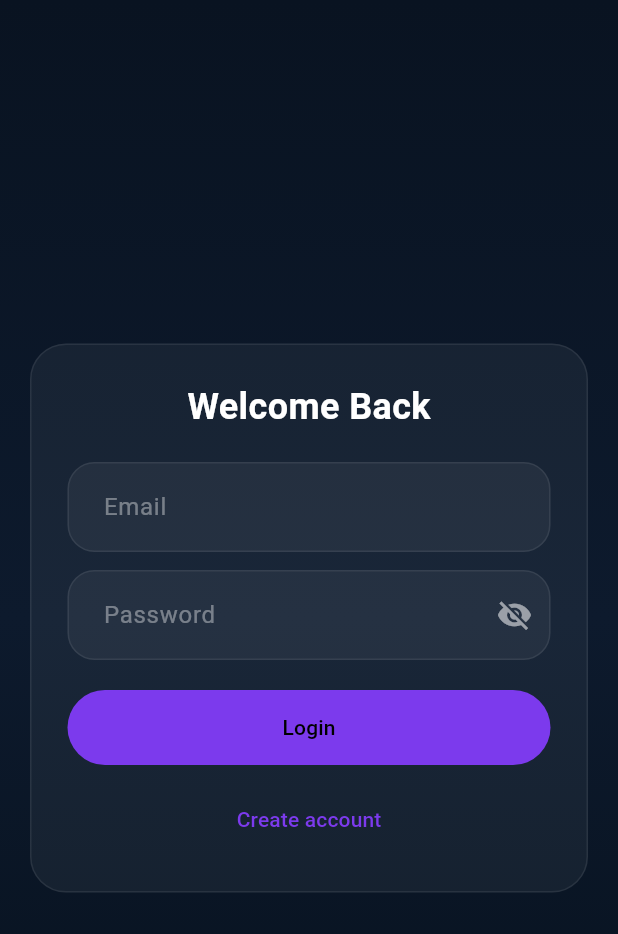
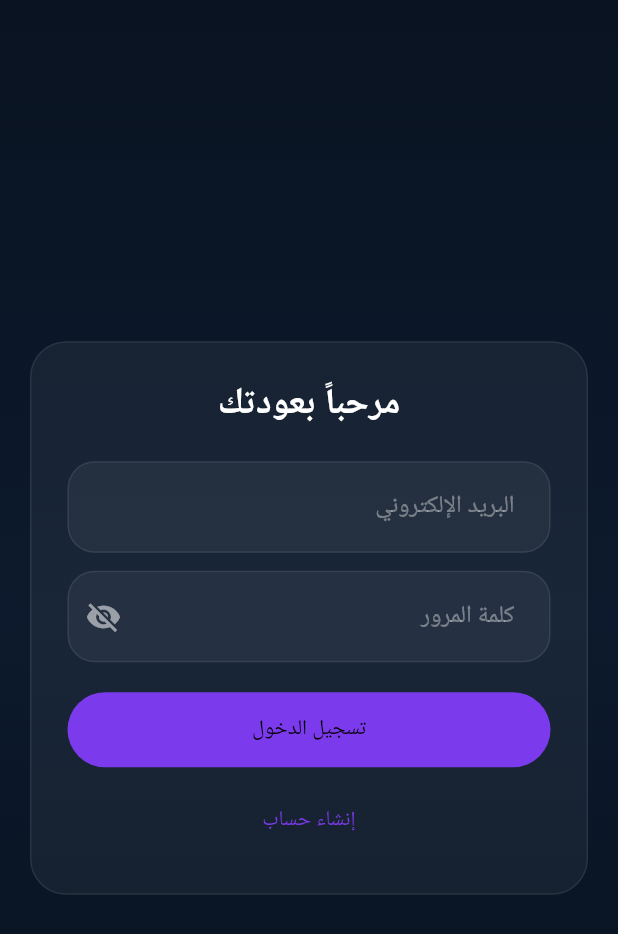
Before and after one commit to khalilAmustafa/Vision-Career, a Flutter app: the screen it shows after launch, on a phone screen of 412 x 824 dp. Shown: the top 934 px of the screen. Run offline on Flutter 3.47's test engine with Material 3 defaults, Android fonts, the phone set to English and light mode, and no system bars; our stand-ins replace cloud_firestore, firebase_auth, firebase_core, image_picker, shared_preferences; missing offline and left inert: screen_protector; accounts and stored records are empty.

Commit message:
add the ar

````diff
--- a/lib/app/app.dart
+++ b/lib/app/app.dart
@@ -2,7 +2,8 @@ import 'package:flutter/material.dart';
 import '../features/auth/auth_gate.dart';
 import 'routes.dart';
 import 'theme.dart';
-
+import '../l10n/app_localizations.dart';
+import 'package:flutter_localizations/flutter_localizations.dart';
 class VisionCareerApp extends StatefulWidget {
   const VisionCareerApp({super.key});
 
@@ -24,7 +25,28 @@ class _VisionCareerAppState extends State<VisionCareerApp> {
     return MaterialApp(
       debugShowCheckedModeBanner: false,
       title: 'Vision Career',
-      theme: AppThemes.getTheme(currentTheme),
+      locale: const Locale('ar'),
+      builder: (context, child) {
+        final locale = Localizations.localeOf(context);
+
+        return Directionality(
+          textDirection: locale.languageCode == 'ar'
+              ? TextDirection.rtl
+              : TextDirection.ltr,
+          child: child!,
+        );
+      },
+      localizationsDelegates: [
+        AppLocalizations.delegate,
+        GlobalMaterialLocalizations.delegate,
+        GlobalWidgetsLocalizations.delegate,
+        GlobalCupertinoLocalizations.delegate,
+      ],
+
+      supportedLocales: const [
+        Locale('en'),
+        Locale('ar'),
+      ],      theme: AppThemes.getTheme(currentTheme),
       home: const AuthGate(),
       routes: AppRoutes.routes(changeTheme, currentTheme),
     );
--- a/lib/core/constants/gemini_quiz_config.dart
+++ b/lib/core/constants/gemini_quiz_config.dart
@@ -2,7 +2,7 @@ class GeminiQuizConfig {
   const GeminiQuizConfig._();
 
   // Move this out of the client before production release.
-  static const String apiKey = 'Your api key';
+  static const String apiKey = 'AIzaSyC8jWHdzULtfdrVJjgYXtkTG0WfWqtnuR8';
   static const String model = 'gemini-2.5-flash';
 
   static String get endpoint =>
--- a/lib/core/constants/vertex_search_config.dart
+++ b/lib/core/constants/vertex_search_config.dart
@@ -1,5 +1,5 @@
 class VertexSearchConfig {
   static const String projectId = 'project-31722430-64b6-45ea-a4c';
   static const String dataStoreId = 'visioncareer_1773921415472';
-  static const String apiKey = 'your api key';
+  static const String apiKey = 'AIzaSyDxsDLLL0Q3PwMmQI3-9RpThHWWTVzaNc0';
 }
--- a/lib/features/auth/login_screen.dart
+++ b/lib/features/auth/login_screen.dart
@@ -1,5 +1,6 @@
 import 'package:flutter/material.dart';
 import '../../core/services/auth_service.dart';
+import '../../l10n/app_localizations.dart';
 
 class LoginScreen extends StatefulWidget {
   const LoginScreen({super.key});
@@ -25,12 +26,14 @@ class _LoginScreenState extends State<LoginScreen> {
   Future<void> login() async {
     FocusScope.of(context).unfocus();
 
+    final loc = AppLocalizations.of(context)!;
+
     final email = emailController.text.trim();
     final password = passwordController.text.trim();
 
     if (email.isEmpty || password.isEmpty) {
       ScaffoldMessenger.of(context).showSnackBar(
-        const SnackBar(content: Text('Please fill in all fields.')),
+        SnackBar(content: Text(loc.fillFields)),
       );
       return;
     }
@@ -43,7 +46,7 @@ class _LoginScreenState extends State<LoginScreen> {
       if (!mounted) return;
 
       ScaffoldMessenger.of(context).showSnackBar(
-        SnackBar(content: Text('Login failed: $e')),
+        SnackBar(content: Text(loc.loginFailed(e.toString()))),
       );
     } finally {
       if (mounted) {
@@ -83,6 +86,8 @@ class _LoginScreenState extends State<LoginScreen> {
 
   @override
   Widget build(BuildContext context) {
+    final loc = AppLocalizations.of(context)!;
+
     return Scaffold(
       backgroundColor: const Color(0xFF08111F),
       body: Container(
@@ -113,9 +118,9 @@ class _LoginScreenState extends State<LoginScreen> {
                 child: Column(
                   mainAxisSize: MainAxisSize.min,
                   children: [
-                    const Text(
-                      'Welcome Back',
-                      style: TextStyle(
+                    Text(
+                      loc.welcomeBack,
+                      style: const TextStyle(
                         color: Colors.white,
                         fontSize: 24,
                         fontWeight: FontWeight.bold,
@@ -127,7 +132,7 @@ class _LoginScreenState extends State<LoginScreen> {
                       controller: emailController,
                       keyboardType: TextInputType.emailAddress,
                       style: const TextStyle(color: Colors.white),
-                      decoration: _fieldDecoration('Email'),
+                      decoration: _fieldDecoration(loc.email),
                     ),
 
                     const SizedBox(height: 12),
@@ -137,7 +142,7 @@ class _LoginScreenState extends State<LoginScreen> {
                       obscureText: obscurePassword,
                       style: const TextStyle(color: Colors.white),
                       decoration: _fieldDecoration(
-                        'Password',
+                        loc.password,
                         suffixIcon: IconButton(
                           onPressed: () {
                             setState(() {
@@ -169,7 +174,7 @@ class _LoginScreenState extends State<LoginScreen> {
                             strokeWidth: 2,
                           ),
                         )
-                            : const Text('Login'),
+                            : Text(loc.login),
                       ),
                     ),
 
@@ -179,7 +184,7 @@ class _LoginScreenState extends State<LoginScreen> {
                       onPressed: () {
                         Navigator.pushNamed(context, '/register');
                       },
-                      child: const Text('Create account'),
+                      child: Text(loc.createAccount),
                     ),
                   ],
                 ),
--- /dev/null
+++ b/lib/l10n/app_ar.arb
@@ -0,0 +1,20 @@
+{
+  "welcomeBack": "مرحباً بعودتك",
+  "email": "البريد الإلكتروني",
+  "password": "كلمة المرور",
+  "login": "تسجيل الدخول",
+  "createAccount": "إنشاء حساب",
+  "fillFields": "يرجى تعبئة جميع الحقول",
+  "loginFailed": "فشل تسجيل الدخول: {error}",
+  "username": "اسم المستخدم",
+  "age": "العمر",
+  "confirmPassword": "تأكيد كلمة المرور",
+  "register": "إنشاء حساب",
+  "alreadyHaveAccount": "لديك حساب بالفعل؟ تسجيل الدخول",
+  "invalidAge": "أدخل عمرًا صحيحًا",
+  "passwordTooShort": "يجب أن تكون كلمة المرور 6 أحرف على الأقل",
+  "passwordsDoNotMatch": "كلمتا المرور غير متطابقتين",
+  "accountCreated": "تم إنشاء الحساب بنجاح",
+  "registerFailed": "فشل التسجيل: {error}",
+  "joinVisionCareer": "انضم إلى Vision Career"
+}
--- /dev/null
+++ b/lib/l10n/app_localizations.dart
@@ -0,0 +1,237 @@
+import 'dart:async';
+
+import 'package:flutter/foundation.dart';
+import 'package:flutter/widgets.dart';
+import 'package:flutter_localizations/flutter_localizations.dart';
+import 'package:intl/intl.dart' as intl;
+
+import 'app_localizations_ar.dart';
+import 'app_localizations_en.dart';
+
+// ignore_for_file: type=lint
+
+/// Callers can lookup localized strings with an instance of AppLocalizations
+/// returned by `AppLocalizations.of(context)`.
+///
+/// Applications need to include `AppLocalizations.delegate()` in their app's
+/// `localizationDelegates` list, and the locales they support in the app's
+/// `supportedLocales` list. For example:
+///
+/// ```dart
+/// import 'l10n/app_localizations.dart';
+///
+/// return MaterialApp(
+///   localizationsDelegates: AppLocalizations.localizationsDelegates,
+///   supportedLocales: AppLocalizations.supportedLocales,
+///   home: MyApplicationHome(),
+/// );
+/// ```
+///
+/// ## Update pubspec.yaml
+///
+/// Please make sure to update your pubspec.yaml to include the following
+/// packages:
+///
+/// ```yaml
+/// dependencies:
+///   # Internationalization support.
+///   flutter_localizations:
+///     sdk: flutter
+///   intl: any # Use the pinned version from flutter_localizations
+///
+///   # Rest of dependencies
+/// ```
+///
+/// ## iOS Applications
+///
+/// iOS applications define key application metadata, including supported
+/// locales, in an Info.plist file that is built into the application bundle.
+/// To configure the locales supported by your app, you’ll need to edit this
+/// file.
+///
+/// First, open your project’s ios/Runner.xcworkspace Xcode workspace file.
+/// Then, in the Project Navigator, open the Info.plist file under the Runner
+/// project’s Runner folder.
+///
+/// Next, select the Information Property List item, select Add Item from the
+/// Editor menu, then select Localizations from the pop-up menu.
+///
+/// Select and expand the newly-created Localizations item then, for each
+/// locale your application supports, add a new item and select the locale
+/// you wish to add from the pop-up menu in the Value field. This list should
+/// be consistent with the languages listed in the AppLocalizations.supportedLocales
+/// property.
+abstract class AppLocalizations {
+  AppLocalizations(String locale) : localeName = intl.Intl.canonicalizedLocale(locale.toString());
+
+  final String localeName;
+
+  static AppLocalizations? of(BuildContext context) {
+    return Localizations.of<AppLocalizations>(context, AppLocalizations);
+  }
+
+  static const LocalizationsDelegate<AppLocalizations> delegate = _AppLocalizationsDelegate();
+
+  /// A list of this localizations delegate along with the default localizations
+  /// delegates.
+  ///
+  /// Returns a list of localizations delegates containing this delegate along with
+  /// GlobalMaterialLocalizations.delegate, GlobalCupertinoLocalizations.delegate,
+  /// and GlobalWidgetsLocalizations.delegate.
+  ///
+  /// Additional delegates can be added by appending to this list in
+  /// MaterialApp. This list does not have to be used at all if a custom list
+  /// of delegates is preferred or required.
+  static const List<LocalizationsDelegate<dynamic>> localizationsDelegates = <LocalizationsDelegate<dynamic>>[
+    delegate,
+    GlobalMaterialLocalizations.delegate,
+    GlobalCupertinoLocalizations.delegate,
+    GlobalWidgetsLocalizations.delegate,
+  ];
+
+  /// A list of this localizations delegate's supported locales.
+  static const List<Locale> supportedLocales = <Locale>[
+    Locale('ar'),
+    Locale('en')
+  ];
+
+  /// No description provided for @welcomeBack.
+  ///
+  /// In en, this message translates to:
+  /// **'Welcome Back'**
+  String get welcomeBack;
+
+  /// No description provided for @email.
+  ///
+  /// In en, this message translates to:
+  /// **'Email'**
+  String get email;
+
+  /// No description provided for @password.
+  ///
+  /// In en, this message translates to:
+  /// **'Password'**
+  String get password;
+
+  /// No description provided for @login.
+  ///
+  /// In en, this message translates to:
+  /// **'Login'**
+  String get login;
+
+  /// No description provided for @createAccount.
+  ///
+  /// In en, this message translates to:
+  /// **'Create account'**
+  String get createAccount;
+
+  /// No description provided for @fillFields.
+  ///
+  /// In en, this message translates to:
+  /// **'Please fill in all fields.'**
+  String get fillFields;
+
+  /// No description provided for @loginFailed.
+  ///
+  /// In en, this message translates to:
+  /// **'Login failed: {error}'**
+  String loginFailed(Object error);
+
+  /// No description provided for @username.
+  ///
+  /// In en, this message translates to:
+  /// **'Username'**
+  String get username;
+
+  /// No description provided for @age.
+  ///
+  /// In en, this message translates to:
+  /// **'Age'**
+  String get age;
+
+  /// No description provided for @confirmPassword.
+  ///
+  /// In en, this message translates to:
+  /// **'Confirm Password'**
+  String get confirmPassword;
+
+  /// No description provided for @register.
+  ///
+  /// In en, this message translates to:
+  /// **'Register'**
+  String get register;
+
+  /// No description provided for @alreadyHaveAccount.
+  ///
+  /// In en, this message translates to:
+  /// **'Already have an account? Login'**
+  String get alreadyHaveAccount;
+
+  /// No description provided for @invalidAge.
+  ///
+  /// In en, this message translates to:
+  /// **'Enter a valid age.'**
+  String get invalidAge;
+
+  /// No description provided for @passwordTooShort.
+  ///
+  /// In en, this message translates to:
+  /// **'Password must be at least 6 characters.'**
+  String get passwordTooShort;
+
+  /// No description provided for @passwordsDoNotMatch.
+  ///
+  /// In en, this message translates to:
+  /// **'Passwords do not match.'**
+  String get passwordsDoNotMatch;
+
+  /// No description provided for @accountCreated.
+  ///
+  /// In en, this message translates to:
+  /// **'Account created successfully.'**
+  String get accountCreated;
+
+  /// No description provided for @registerFailed.
+  ///
+  /// In en, this message translates to:
+  /// **'Register failed: {error}'**
+  String registerFailed(Object error);
+
+  /// No description provided for @joinVisionCareer.
+  ///
+  /// In en, this message translates to:
+  /// **'Join Vision Career'**
+  String get joinVisionCareer;
+}
+
+class _AppLocalizationsDelegate extends LocalizationsDelegate<AppLocalizations> {
+  const _AppLocalizationsDelegate();
+
+  @override
+  Future<AppLocalizations> load(Locale locale) {
+    return SynchronousFuture<AppLocalizations>(lookupAppLocalizations(locale));
+  }
+
+  @override
+  bool isSupported(Locale locale) => <String>['ar', 'en'].contains(locale.languageCode);
+
+  @override
+  bool shouldReload(_AppLocalizationsDelegate old) => false;
+}
+
+AppLocalizations lookupAppLocalizations(Locale locale) {
+
+
+  // Lookup logic when only language code is specified.
+  switch (locale.languageCode) {
+    case 'ar': return AppLocalizationsAr();
+    case 'en': return AppLocalizationsEn();
+  }
+
+  throw FlutterError(
+    'AppLocalizations.delegate failed to load unsupported locale "$locale". This is likely '
+    'an issue with the localizations generation tool. Please file an issue '
+    'on GitHub with a reproducible sample app and the gen-l10n configuration '
+    'that was used.'
+  );
+}
--- /dev/null
+++ b/lib/l10n/app_localizations_ar.dart
@@ -0,0 +1,68 @@
+// ignore: unused_import
+import 'package:intl/intl.dart' as intl;
+import 'app_localizations.dart';
+
+// ignore_for_file: type=lint
+
+/// The translations for Arabic (`ar`).
+class AppLocalizationsAr extends AppLocalizations {
+  AppLocalizationsAr([String locale = 'ar']) : super(locale);
+
+  @override
+  String get welcomeBack => 'مرحباً بعودتك';
+
+  @override
+  String get email => 'البريد الإلكتروني';
+
+  @override
+  String get password => 'كلمة المرور';
+
+  @override
+  String get login => 'تسجيل الدخول';
+
+  @override
+  String get createAccount => 'إنشاء حساب';
+
+  @override
+  String get fillFields => 'يرجى تعبئة جميع الحقول';
+
+  @override
+  String loginFailed(Object error) {
+    return 'فشل تسجيل الدخول: $error';
+  }
+
+  @override
+  String get username => 'اسم المستخدم';
+
+  @override
+  String get age => 'العمر';
+
+  @override
+  String get confirmPassword => 'تأكيد كلمة المرور';
+
+  @override
+  String get register => 'إنشاء حساب';
+
+  @override
+  String get alreadyHaveAccount => 'لديك حساب بالفعل؟ تسجيل الدخول';
+
+  @override
+  String get invalidAge => 'أدخل عمرًا صحيحًا';
+
+  @override
+  String get passwordTooShort => 'يجب أن تكون كلمة المرور 6 أحرف على الأقل';
+
+  @override
+  String get passwordsDoNotMatch => 'كلمتا المرور غير متطابقتين';
+
+  @override
+  String get accountCreated => 'تم إنشاء الحساب بنجاح';
+
+  @override
+  String registerFailed(Object error) {
+    return 'فشل التسجيل: $error';
+  }
+
+  @override
+  String get joinVisionCareer => 'انضم إلى Vision Career';
+}
--- a/pubspec.yaml
+++ b/pubspec.yaml
@@ -20,6 +20,9 @@ dependencies:
   firebase_core: ^3.6.0
   firebase_auth: ^5.3.0
   cloud_firestore: ^5.4.4
+  flutter_localizations:
+    sdk: flutter
+  intl: ^0.20.2
 
 dev_dependencies:
   flutter_test:
@@ -28,6 +31,7 @@ dev_dependencies:
 
 flutter:
   uses-material-design: true
+  generate: true
 
   assets:
     - assets/data/vision_career_phase1_phase2_master_dataset_rebuilt.json
````
Also changed, not shown: lib/features/auth/register_screen.dart (+22 -23 lines), lib/l10n/app_en.arb (added, +20 -0 lines), lib/l10n/app_localizations_en.dart (added, +68 -0 lines), pubspec.lock, 3 other files.
